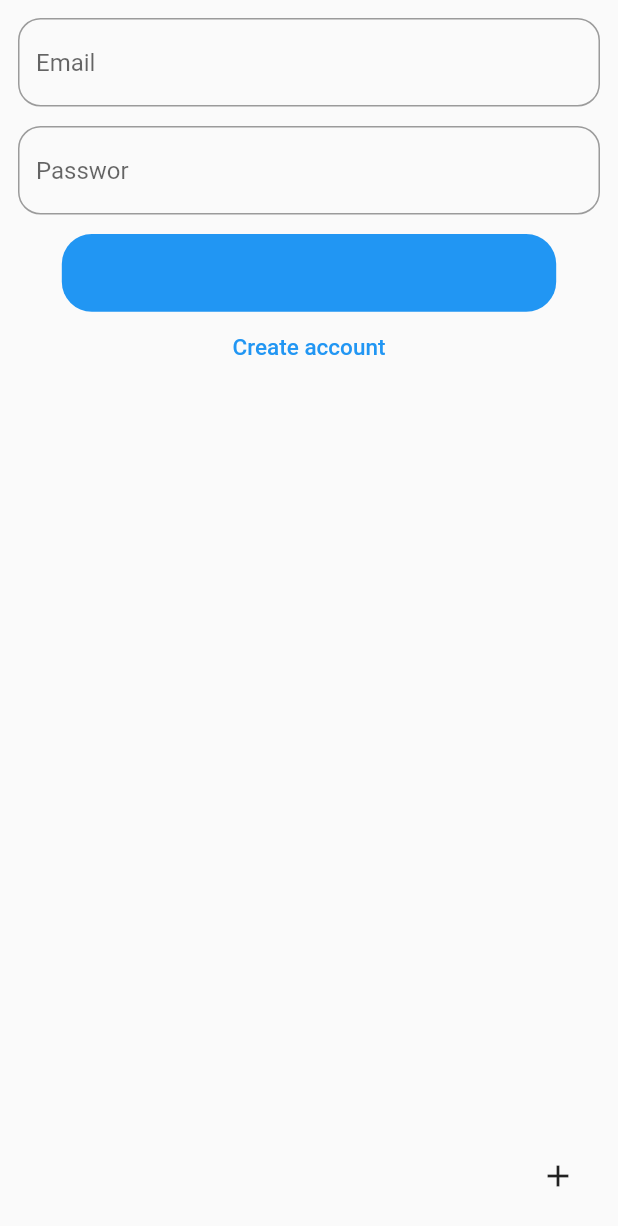
After one commit to Dilmurod0930/IMTIXON_6_oy, a Flutter app: the LoginPage screen opened directly, on a phone screen of 412 x 824 dp. The commit adds this screen. Shown: the top 1226 px of the screen. Run offline on Flutter 3.47's test engine with Material 2 defaults, Android fonts, the phone set to English and light mode, and no system bars; our stand-ins replace cloud_firestore, connectivity_plus, firebase_auth, firebase_storage; accounts and stored records are empty.

Commit message:
auth start

```diff
--- a/lib/core/constants/const.dart
+++ b/lib/core/constants/const.dart
@@ -1,10 +1,10 @@
 import 'package:flutter/material.dart';
 
 class ColorConst {
-  static const Color blueConst = Colors.blue;
-  static const Color whiteConst = Colors.white;
-  static const Color blackConst = Colors.black;
-  static const Color yellowConst = Colors.yellow;
+  static  Color blueConst = Colors.blue;
+  static  Color whiteConst = Colors.white;
+  static  Color blackConst = Colors.black;
+  static  Color yellowConst = Colors.yellow;
 }
 
 class PaddingMargenConst {
--- /dev/null
+++ b/lib/core/widgets/snakbar_widget.dart
@@ -0,0 +1,11 @@
+import 'package:flutter/material.dart';
+
+class SnakBarWidget {
+  static mymessger(BuildContext context, text, color) =>
+      ScaffoldMessenger.of(context).showSnackBar(
+        SnackBar(
+          content: Text(text),
+          backgroundColor: color,
+        ),
+      );
+}
--- a/lib/main.dart
+++ b/lib/main.dart
@@ -12,8 +12,9 @@ class MyApp extends StatelessWidget {
     return MaterialApp(
       title: 'Flutter Demo',
       theme: ThemeData(primarySwatch: Colors.blue),
+      debugShowCheckedModeBanner: false,
+      onGenerateRoute: MyRoutes.instanse.onGenerate,
       initialRoute: '/splash',
-      onGenerateRoute: MyRoutes.instanse.onGenerate,
     );
   }
 }
--- a/lib/routes/routes.dart
+++ b/lib/routes/routes.dart
@@ -1,4 +1,5 @@
 import 'package:flutter/material.dart';
+import 'package:imtixon_6_oy/screens/Auth/Sing_IN/sint_in_page.dart';
 import 'package:imtixon_6_oy/screens/Splash/splash_initial.dart';
 
 class MyRoutes {
@@ -11,6 +12,8 @@ class MyRoutes {
     switch (s.name) {
       case '/splash':
         return MaterialPageRoute(builder: (_) => Splash());
+        case '/sing_in':
+        return MaterialPageRoute(builder: (_) => LoginPage());
     }
   }
 }
--- /dev/null
+++ b/lib/screens/Auth/Sing_IN/sint_in_page.dart
@@ -0,0 +1,112 @@
+import 'package:flutter/material.dart';
+import 'package:imtixon_6_oy/core/constants/const.dart';
+import 'package:imtixon_6_oy/provider/auth_provider.dart';
+import 'package:imtixon_6_oy/screens/Splash/splash_initial.dart';
+import 'package:provider/provider.dart';
+
+class LoginPage extends StatelessWidget {
+  const LoginPage({Key? key}) : super(key: key);
+
+  @override
+  Widget build(BuildContext context) {
+    return Scaffold(
+      // appBar: MyAppBar(
+      //   context: context,
+      //   title: "Login",
+      // ),
+      body: SingleChildScrollView(
+        child: SizedBox(
+          height: MediaQuery.of(context).size.height * 0.9,
+          child: Column(
+            children: [
+              Form(
+                key: context.watch<LoginProvider>().fromKey,
+                child: Padding(
+                  padding: const EdgeInsets.all(12.0),
+                  child: Column(
+                    children: [
+                      TextFormField(
+                        controller:
+                            context.watch<LoginProvider>().emailController,
+                        decoration: const InputDecoration(
+                          border: OutlineInputBorder(
+                            borderRadius: BorderRadius.all(
+                              Radius.circular(15.0),
+                            ),
+                          ),
+                          hintText: 'Email',
+                        ),
+                      ),
+                      const SizedBox(height: 13),
+                      TextFormField(
+                        controller:
+                            context.watch<LoginProvider>().passController,
+                        decoration: const InputDecoration(
+                          border: OutlineInputBorder(
+                            borderRadius: BorderRadius.all(
+                              Radius.circular(15.0),
+                            ),
+                          ),
+                          hintText: 'Passwor',
+                        ),
+                      ),
+                      const SizedBox(height: 13),
+                      Container(
+                        height: MediaQuery.of(context).size.height * 0.063,
+                        width: MediaQuery.of(context).size.width * 0.8,
+                        decoration: BoxDecoration(
+                          color: ColorConst.blueConst,
+                          borderRadius: const BorderRadius.all(
+                            Radius.circular(20),
+                          ),
+                        ),
+                        child: TextButton(
+                          child: Text(
+                            'Login In',
+                            style: TextStyle(
+                              fontSize: 22,
+                              fontWeight: FontWeight.bold,
+                              color: ColorConst.blueConst,
+                            ),
+                          ),
+                          onPressed: () {
+                            context.read<LoginProvider>().singIn(context);
+                          },
+                        ),
+                      ),
+                      Row(
+                        mainAxisAlignment: MainAxisAlignment.center,
+                        children: [
+                          TextButton(
+                            onPressed: () {
+                              Navigator.pushNamedAndRemoveUntil(
+                                  context, '/sign_Up', (route) => false);
+                            },
+                            child: Text(
+                              'Create account',
+                              style: TextStyle(
+                                color: ColorConst.blueConst,
+                                fontSize: 15,
+                              ),
+                            ),
+                          ),
+                        ],
+                      ),
+                    ],
+                  ),
+                ),
+              ),
+            ],
+          ),
+        ),
+      ),
+      floatingActionButton: IconButton(
+        icon: const  Icon(Icons.add),
+        onPressed: () {
+          Navigator.push(
+              context, MaterialPageRoute(builder: (context) => Splash()));
+        },
+      ),
+    );
+  }
+}
--- /dev/null
+++ b/lib/service/firebace/firbase_servise.dart
@@ -0,0 +1,9 @@
+import 'package:cloud_firestore/cloud_firestore.dart';
+import 'package:firebase_auth/firebase_auth.dart';
+import 'package:firebase_storage/firebase_storage.dart';
+
+class FireService {
+  static final FirebaseAuth auth = FirebaseAuth.instance;
+  static final FirebaseStorage storage = FirebaseStorage.instance;
+  static final FirebaseFirestore store = FirebaseFirestore.instance;
+}
--- a/pubspec.yaml
+++ b/pubspec.yaml
@@ -35,6 +35,10 @@ dependencies:
   # Use with the CupertinoIcons class for iOS style icons.
   cupertino_icons: ^1.0.2
   connectivity_plus: ^2.3.4
+  firebase_auth: ^3.3.20
+  cloud_firestore: ^3.1.18
+  firebase_storage: ^10.2.18
+  provider: ^6.0.3
 
 dev_dependencies:
   flutter_test:
```
Also changed, not shown: lib/provider/auth_provider.dart (added, +89 -0 lines), lib/screens/Auth/Sing_UP/sing_up_page.dart (added, +10 -0 lines), lib/screens/Splash/splash_initial.dart (+10 -2 lines), assets/images/Splash.png, assets/images/appbar.png (added), pubspec.lock, 5 other files.
